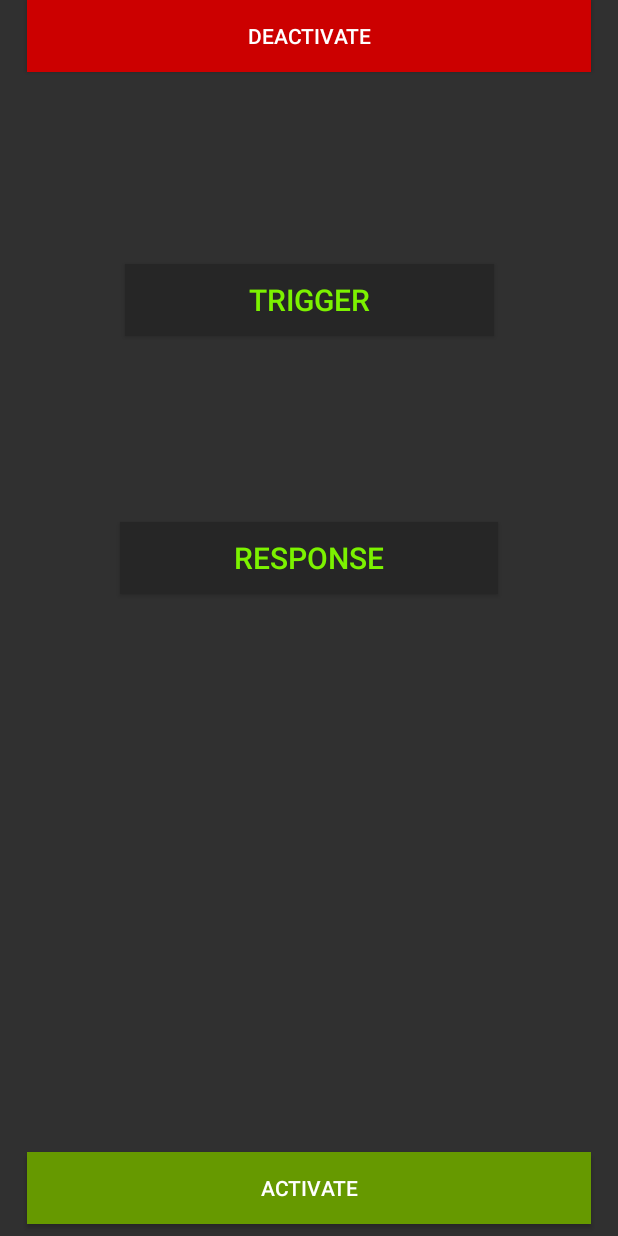
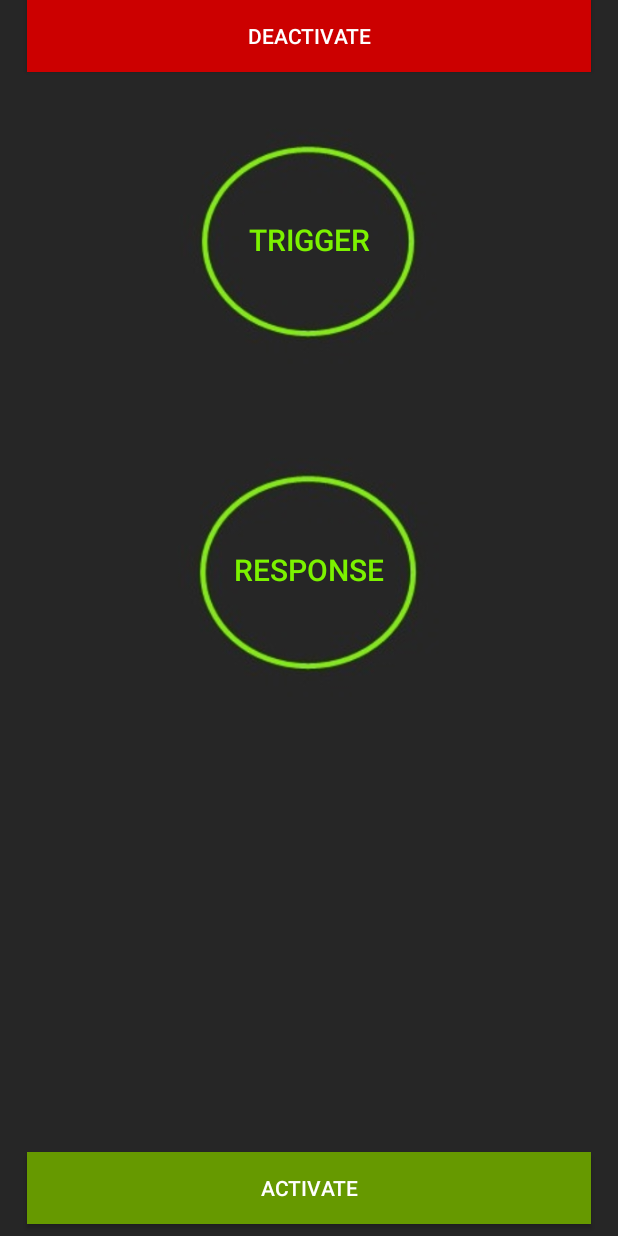
Before and after one commit to TMHuskies/turnMeOn, an Android app: the MainActivity screen opened directly, with no data from a screen before it, on a phone screen of 412 x 824 dp. Run offline under Robolectric (Android 15) with nearby library versions, the phone set to English and light mode, and no system bars; libraries missing offline, so code that uses them is left out: edu.cmu.pocketsphinx.

Commit message:
minor changes :)

```diff
--- a/app/src/main/AndroidManifest.xml
+++ b/app/src/main/AndroidManifest.xml
@@ -7,9 +7,9 @@
 
     <application
         android:allowBackup="true"
-        android:icon="@mipmap/ic_launcher"
+        android:icon="@mipmap/logo"
         android:label="@string/app_name"
-        android:roundIcon="@mipmap/ic_launcher_round"
+        android:roundIcon="@mipmap/logo"
         android:supportsRtl="true"
         android:theme="@style/Theme.AppCompat.NoActionBar">
         <activity android:name=".SplashActivity">
--- a/app/src/main/java/com/example/tmhuskies/turnmeon/SplashActivity.java
+++ b/app/src/main/java/com/example/tmhuskies/turnmeon/SplashActivity.java
@@ -17,7 +17,7 @@ public class SplashActivity extends AppCompatActivity{
             public void run() {
                 try {
                     super.run();
-                    sleep(5000);
+                    sleep(3000);
                 } catch (Exception e) {
 
                 } finally {
--- a/app/src/main/res/layout/activity_main.xml
+++ b/app/src/main/res/layout/activity_main.xml
@@ -4,8 +4,23 @@
     xmlns:tools="http://schemas.android.com/tools"
     android:layout_width="match_parent"
     android:layout_height="match_parent"
-    tools:background="#262626"
+    android:background="@color/black_background"
+    tools:background="@color/black_background"
     tools:context=".MainActivity">
+
+    <ImageView
+        android:id="@+id/imageView2"
+        android:layout_width="229dp"
+        android:layout_height="213dp"
+        android:layout_marginEnd="8dp"
+        android:layout_marginStart="8dp"
+        android:layout_marginTop="8dp"
+        android:background="@android:color/transparent"
+        app:layout_constraintEnd_toEndOf="parent"
+        app:layout_constraintHorizontal_bias="0.503"
+        app:layout_constraintStart_toStartOf="parent"
+        app:layout_constraintTop_toBottomOf="@+id/deactivateButton"
+        app:srcCompat="@drawable/crop_circle" />
 
     <Button
         android:id="@+id/triggerButton"
@@ -13,8 +28,8 @@
         android:layout_height="wrap_content"
         android:layout_marginEnd="8dp"
         android:layout_marginStart="8dp"
-        android:layout_marginTop="128dp"
-        android:background="#262626"
+        android:layout_marginTop="88dp"
+        android:background="@android:color/transparent"
         android:text="trigger"
         android:textColor="@color/green_font"
         android:textSize="20dp"
@@ -28,8 +43,8 @@
         android:layout_height="wrap_content"
         android:layout_marginEnd="8dp"
         android:layout_marginStart="8dp"
-        android:layout_marginTop="124dp"
-        android:background="#262626"
+        android:layout_marginTop="172dp"
+        android:background="@android:color/transparent"
         android:text="response"
         android:textColor="@color/green_font"
         android:textSize="20dp"
@@ -67,4 +82,17 @@
         app:layout_constraintStart_toStartOf="parent"
         tools:layout_editor_absoluteY="3dp" />
 
+    <ImageView
+        android:id="@+id/imageView4"
+        android:layout_width="233dp"
+        android:layout_height="228dp"
+        android:layout_marginEnd="8dp"
+        android:layout_marginStart="8dp"
+        android:background="@android:color/transparent"
+        app:layout_constraintEnd_toEndOf="parent"
+        app:layout_constraintHorizontal_bias="0.503"
+        app:layout_constraintStart_toStartOf="parent"
+        app:layout_constraintTop_toBottomOf="@+id/imageView2"
+        app:srcCompat="@drawable/crop_circle" />
+
 </android.support.constraint.ConstraintLayout>
--- a/app/src/main/res/values/strings.xml
+++ b/app/src/main/res/values/strings.xml
@@ -1,3 +1,3 @@
 <resources>
-    <string name="app_name">turnMeOn</string>
+    <string name="app_name">Turn Me On</string>
 </resources>
```
Also changed, not shown: app/src/main/res/mipmap-mdpi/logo.png (added), app/src/main/res/mipmap-xhdpi/logo.jpg (deleted).
